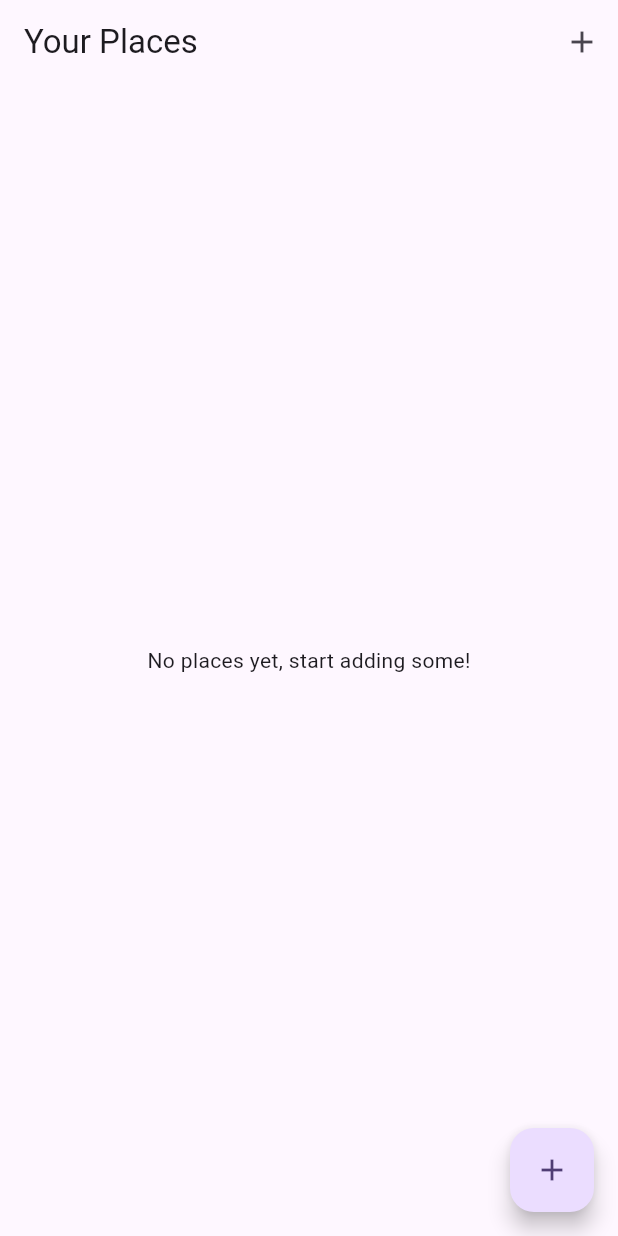
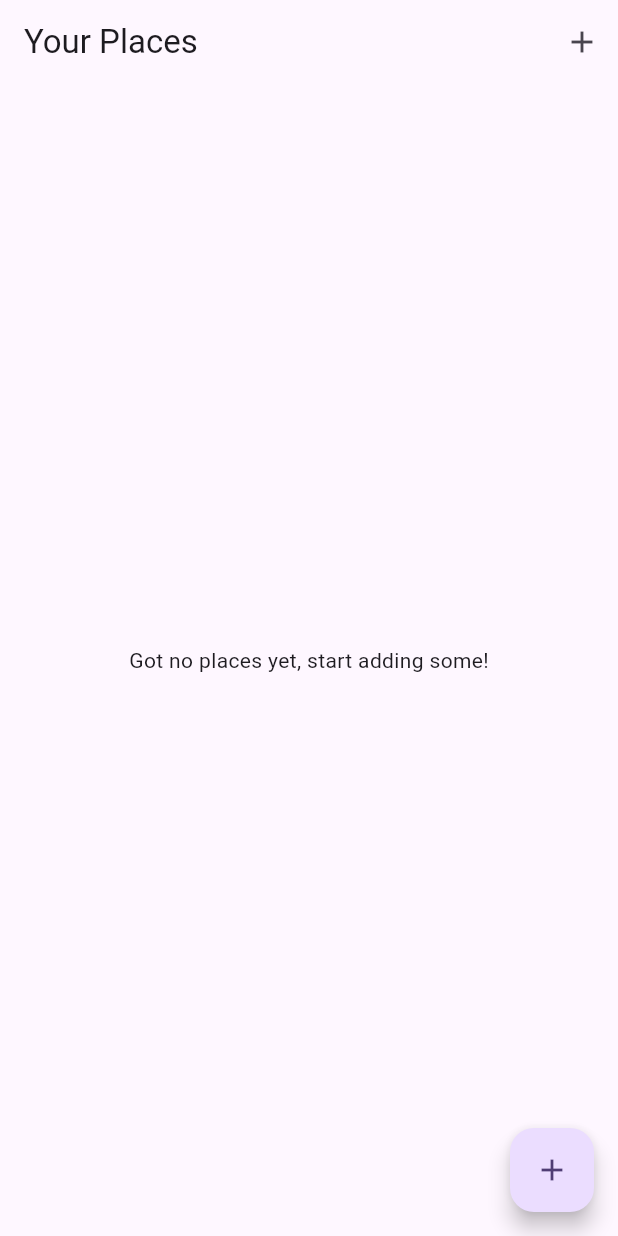
Before and after one commit to Armiron/flutter_device_features, a Flutter app: the screen it shows after launch, on a phone screen of 412 x 824 dp. Run offline on Flutter 3.47's test engine with Material 3 defaults, Android fonts, the phone set to English and light mode, and no system bars; our stand-ins replace image_picker.

Commit message:
Added the saving of the picture on device, upgraded flutter and changed grandle versions to make it run

```diff
--- a/lib/screens/places_list_screen.dart
+++ b/lib/screens/places_list_screen.dart
@@ -1,5 +1,7 @@
 import 'package:flutter/material.dart';
+import 'package:provider/provider.dart';
 import '../screens/add_place_screen.dart';
+import '../providers/great_places.dart';
 
 class PlacesListScreen extends StatelessWidget {
   const PlacesListScreen({Key? key}) : super(key: key);
@@ -18,8 +20,24 @@
           ),
         ],
       ),
-      body: const Center(
-        child: Text('No places yet, start adding some!'),
+      body: Consumer<GreatPlaces>(
+        child: const Center(
+          child: Text('Got no places yet, start adding some!'),
+        ),
+        builder: (ctx, greatPlaces, ch) => greatPlaces.items.isEmpty
+            ? ch!
+            : ListView.builder(
+                itemCount: greatPlaces.items.length,
+                itemBuilder: (ctx, i) => ListTile(
+                  leading: CircleAvatar(
+                    backgroundImage: FileImage(greatPlaces.items[i].image),
+                  ),
+                  title: Text(greatPlaces.items[i].title),
+                  onTap: () {
+                    // Go to detail page ...
+                  },
+                ),
+              ),
       ),
       floatingActionButton: FloatingActionButton(
         onPressed: () {
--- a/pubspec.yaml
+++ b/pubspec.yaml
@@ -19,7 +19,7 @@
 version: 1.0.0+1
 
 environment:
-  sdk: '>=3.1.0 <4.0.0'
+  sdk: '>=3.5.0 <4.0.0'
 
 # Dependencies specify other packages that your package needs in order to work.
 # To automatically upgrade your package dependencies to the latest versions
@@ -31,6 +31,7 @@
   flutter:
     sdk: flutter
   provider: ^6.1.2
+  win32: ^5.5.4
 
   # The following adds the Cupertino Icons font to your application.
   # Use with the CupertinoIcons class for iOS style icons.
```
Also changed, not shown: lib/providers/great_places.dart (+13 -0 lines), lib/screens/add_place_screen.dart (+20 -2 lines), lib/widgets/image_input.dart (+5 -2 lines), pubspec.lock, 4 other files.
